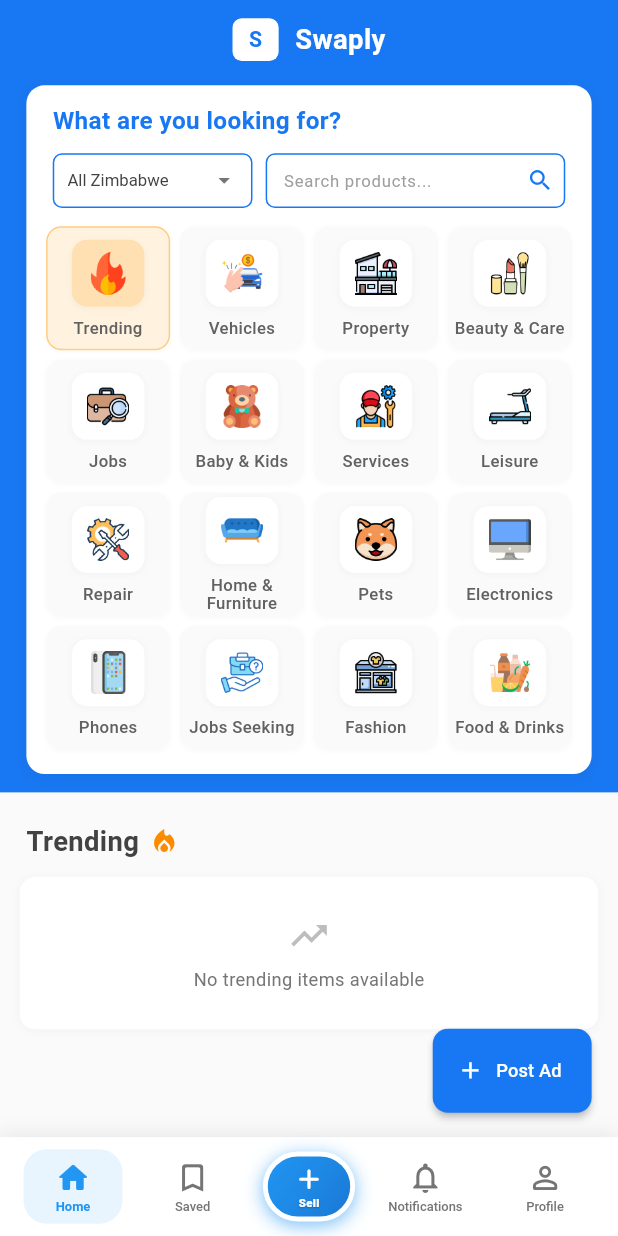
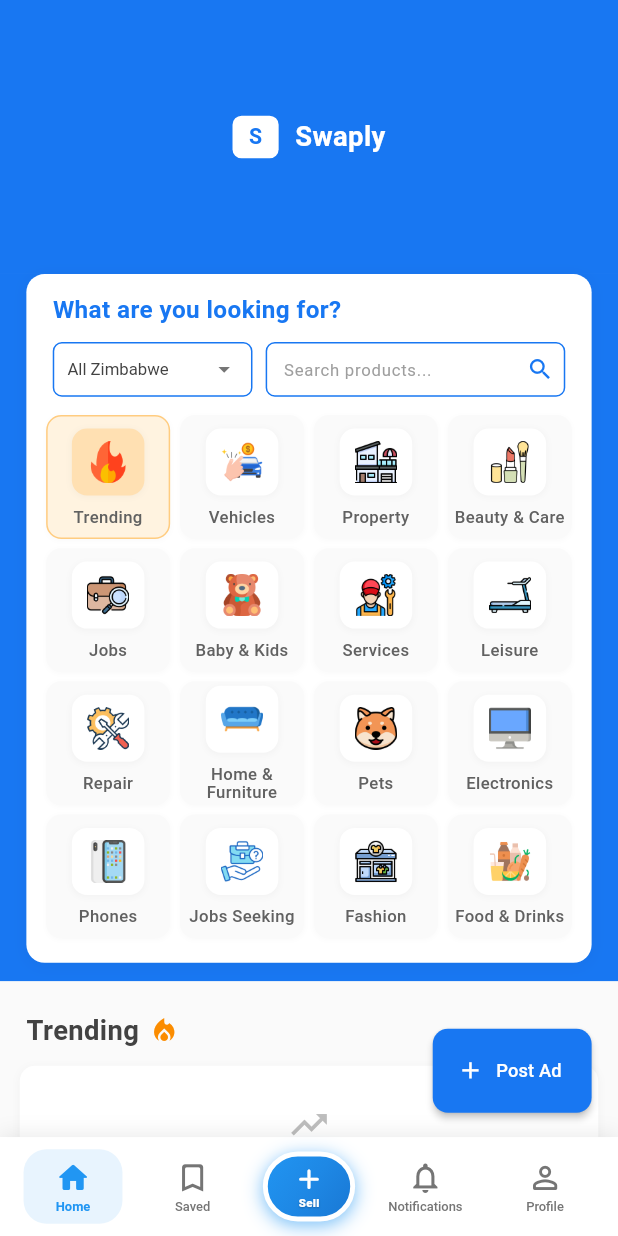
Before and after one commit to jinlongma590-sudo/swaply, a Flutter app: the screen it shows once a user with an empty profile is signed in, on a phone screen of 412 x 824 dp. Run offline on Flutter 3.47's test engine with Material 3 defaults, Android fonts, the phone set to English and light mode, and no system bars; our stand-ins replace file_picker, flutter_screenutil, google_sign_in, image_picker, photo_view, share_plus and 3 more; accounts and stored records are empty; network calls fail.

Commit message:
fix(home): show iOS status bar without growing header

```diff
--- a/lib/pages/home_page.dart
+++ b/lib/pages/home_page.dart
@@ -1,6 +1,6 @@
 // lib/pages/home_page.dart
 // 使用Facebook亮蓝色和Jiji风格的自动图片调整功能
-// 本次仅按要求“让出”状态栏空间：移除头部 Stack/Positioned，用 SafeArea(top:true) 包裹蓝色头部容器；不改颜色/样式。
+// 本次修改：蓝色头部使用“固定高度 + MediaQuery.of(context).padding.top 下移内容”，不再用 SafeArea(top:true)
 
 import 'package:flutter/material.dart';
 import 'package:flutter_screenutil/flutter_screenutil.dart';
@@ -38,6 +38,9 @@ class _HomePageState extends State<HomePage> with TickerProviderStateMixin {
   static const Color _primaryBlue = Color(0xFF1877F2); // Facebook亮蓝色
   static const Color _lightBlue = Color(0xFFE3F2FD);
   static const Color _successGreen = Color(0xFF4CAF50);
+
+  // 头部可视高度（请按你“修改前的视觉高度”微调）
+  static const double _kHeaderVisualHeightRaw = 180;
 
   static const List<String> _locations = [
     'All Zimbabwe',
@@ -328,8 +331,11 @@ class _HomePageState extends State<HomePage> with TickerProviderStateMixin {
             controller: _scrollController,
             padding: EdgeInsets.zero,
             children: [
-              // 头部区域（已用 SafeArea 让出状态栏）
-              _buildCompactHeader(),
+              // 头部蓝色条（固定可视高度 + 状态栏下移）
+              _buildBlueHeader(context),
+
+              // 白色内容卡（搜索 + 分类）
+              _buildSearchAndCategoriesCard(),
 
               // 趋势区域
               _buildTrendingSection(),
@@ -366,21 +372,22 @@ class _HomePageState extends State<HomePage> with TickerProviderStateMixin {
     );
   }
 
-  /// 头部：单层蓝色背景 + SafeArea(top: true, bottom: false)
-  /// 不再使用 Stack/Positioned 顶部覆盖；不改任何颜色/样式
-  Widget _buildCompactHeader() {
+  /// 蓝色头部：固定高度 + 内容下移（用状态栏高度），不再使用 SafeArea
+  Widget _buildBlueHeader(BuildContext context) {
+    final double statusBar = MediaQuery.of(context).padding.top;
+    final double headerHeight = _kHeaderVisualHeightRaw.h;
+
     return Container(
-      color: _primaryBlue, // ⚠️ 保持原来的蓝色，不改颜色/渐变
-      child: SafeArea(
-        top: true, // ✅ 让出状态栏
-        bottom: false,
-        child: Padding(
-          padding: EdgeInsets.only(left: 16.w, right: 16.w, bottom: 12.h),
-          child: Column(
-            children: [
-              // Logo 区域（无需手动预留状态栏高度，SafeArea 已处理）
-              Padding(
-                padding: EdgeInsets.only(top: 12.h, bottom: 16.h),
+      height: headerHeight, // 蓝色可见高度固定，不随状态栏变化
+      decoration: const BoxDecoration(
+        color: _primaryBlue, // 保持你的原蓝色/渐变，不改
+      ),
+      padding: EdgeInsets.only(
+        top: statusBar + 12.h, // 仅内容下移，替代 SafeArea(top:true)
+        left: 16.w,
+        right: 16.w,
+        bottom: 12.h,
+      ),
       child: Row(
         mainAxisAlignment: MainAxisAlignment.center,
         children: [
@@ -413,10 +420,16 @@ class _HomePageState extends State<HomePage> with TickerProviderStateMixin {
           ),
         ],
       ),
-              ),
+    );
+  }
 
-              // 白色内容卡（搜索 + 分类）
-              Container(
+  /// 白色内容卡（标题 + 搜索 + 分类）
+  Widget _buildSearchAndCategoriesCard() {
+    return Container(
+      color: _primaryBlue, // 保持顶区与白卡的衔接背景
+      child: Padding(
+        padding: EdgeInsets.only(left: 16.w, right: 16.w, bottom: 12.h),
+        child: Container(
           margin: EdgeInsets.symmetric(horizontal: 0.w),
           decoration: BoxDecoration(
             color: Colors.white,
@@ -432,9 +445,9 @@ class _HomePageState extends State<HomePage> with TickerProviderStateMixin {
           child: Column(
             crossAxisAlignment: CrossAxisAlignment.start,
             children: [
+              // 标题
               Padding(
-                      padding:
-                      EdgeInsets.only(left: 16.w, top: 12.h, bottom: 10.h),
+                padding: EdgeInsets.only(left: 16.w, top: 12.h, bottom: 10.h),
                 child: Text(
                   'What are you looking for?',
                   style: TextStyle(
@@ -445,14 +458,11 @@ class _HomePageState extends State<HomePage> with TickerProviderStateMixin {
                 ),
               ),
 
-                    // 紧凑搜索区域
+              // 搜索区域
               _buildCompactSearchSection(),
 
-                    // 紧凑分类网格
+              // 分类网格
               _buildCompactCategoriesGrid(),
-                  ],
-                ),
-              ),
             ],
           ),
         ),
@@ -519,8 +529,8 @@ class _HomePageState extends State<HomePage> with TickerProviderStateMixin {
                         style: TextStyle(fontSize: 12.sp),
                         decoration: InputDecoration(
                           hintText: 'Search products...',
-                          hintStyle: TextStyle(
-                              color: Colors.grey[500], fontSize: 11.sp),
+                          hintStyle:
+                          TextStyle(color: Colors.grey[500], fontSize: 11.sp),
                           border: InputBorder.none,
                           isCollapsed: true,
                         ),
@@ -569,8 +579,7 @@ class _HomePageState extends State<HomePage> with TickerProviderStateMixin {
                 color: isTrending ? Colors.orange.shade50 : Colors.grey[50],
                 borderRadius: BorderRadius.circular(10.r),
                 border: Border.all(
-                  color:
-                  isTrending ? Colors.orange.shade200 : Colors.transparent,
+                  color: isTrending ? Colors.orange.shade200 : Colors.transparent,
                   width: 1,
                 ),
                 boxShadow: [
@@ -678,8 +687,7 @@ class _HomePageState extends State<HomePage> with TickerProviderStateMixin {
         // 趋势内容
         Padding(
           padding: EdgeInsets.symmetric(horizontal: 12.w),
-          child:
-          _loadingTrending ? _buildTrendingLoading() : _buildTrendingGrid(),
+          child: _loadingTrending ? _buildTrendingLoading() : _buildTrendingGrid(),
         ),
       ],
     );
@@ -1034,8 +1042,8 @@ class _HomePageState extends State<HomePage> with TickerProviderStateMixin {
                           r['city']?.toString() ?? '',
                           maxLines: 1,
                           overflow: TextOverflow.ellipsis,
-                          style: TextStyle(
-                              fontSize: 8.sp, color: Colors.grey[600]),
+                          style:
+                          TextStyle(fontSize: 8.sp, color: Colors.grey[600]),
                         ),
                       ),
                     ],
@@ -1115,8 +1123,8 @@ class _HomePageState extends State<HomePage> with TickerProviderStateMixin {
                           r['city']?.toString() ?? '',
                           maxLines: 1,
                           overflow: TextOverflow.ellipsis,
-                          style: TextStyle(
-                              fontSize: 8.sp, color: Colors.grey[600]),
+                          style:
+                          TextStyle(fontSize: 8.sp, color: Colors.grey[600]),
                         ),
                       ),
                     ],
@@ -1180,7 +1188,8 @@ class _HomePageState extends State<HomePage> with TickerProviderStateMixin {
         height: double.infinity,
         decoration: BoxDecoration(
           color: Colors.grey[200],
-          borderRadius: BorderRadius.vertical(top: Radius.circular(10.r)),
+          borderRadius:
+          BorderRadius.vertical(top: Radius.circular(10.r)),
         ),
         child: Center(
           child: Column(
@@ -1191,7 +1200,8 @@ class _HomePageState extends State<HomePage> with TickerProviderStateMixin {
               SizedBox(height: 2.h),
               Text(
                 'Image failed to load',
-                style: TextStyle(fontSize: 8.sp, color: Colors.grey[500]),
+                style:
+                TextStyle(fontSize: 8.sp, color: Colors.grey[500]),
                 textAlign: TextAlign.center,
               ),
             ],
@@ -1210,7 +1220,8 @@ class _HomePageState extends State<HomePage> with TickerProviderStateMixin {
         height: double.infinity,
         decoration: BoxDecoration(
           color: Colors.grey[200],
-          borderRadius: BorderRadius.vertical(top: Radius.circular(10.r)),
+          borderRadius:
+          BorderRadius.vertical(top: Radius.circular(10.r)),
         ),
         child: Center(
           child: Column(
@@ -1221,7 +1232,8 @@ class _HomePageState extends State<HomePage> with TickerProviderStateMixin {
               SizedBox(height: 2.h),
               Text(
                 'Image not found',
-                style: TextStyle(fontSize: 8.sp, color: Colors.grey[500]),
+                style:
+                TextStyle(fontSize: 8.sp, color: Colors.grey[500]),
                 textAlign: TextAlign.center,
               ),
             ],
```
Lines whose indentation alone changed are shown as unchanged.
